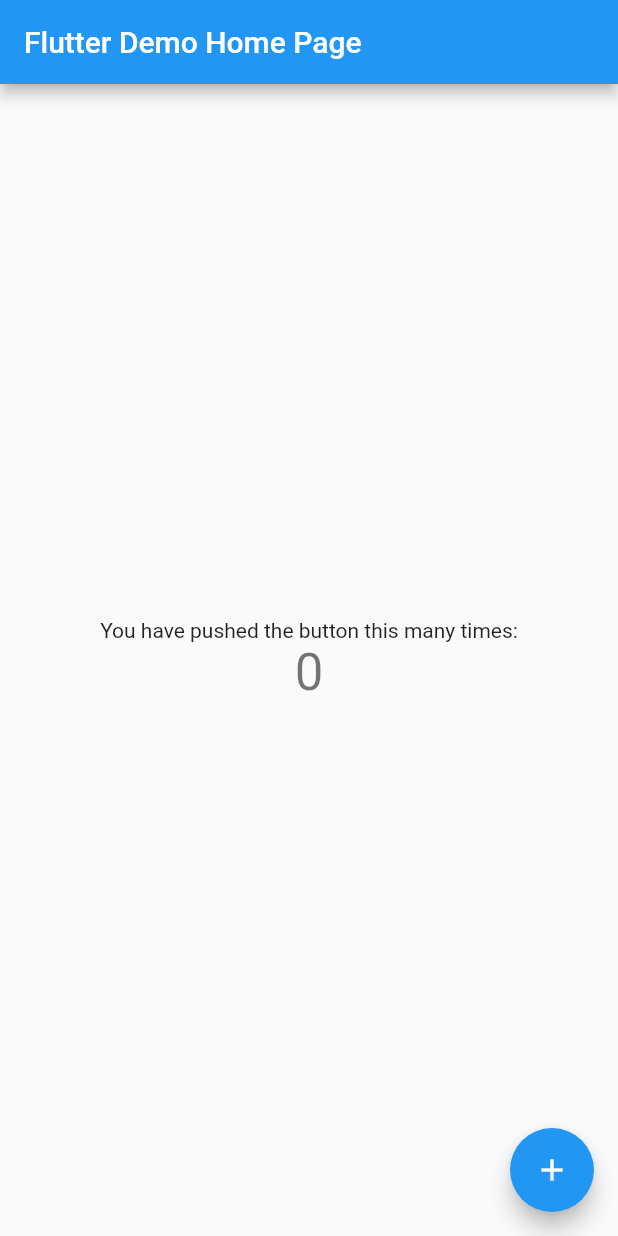
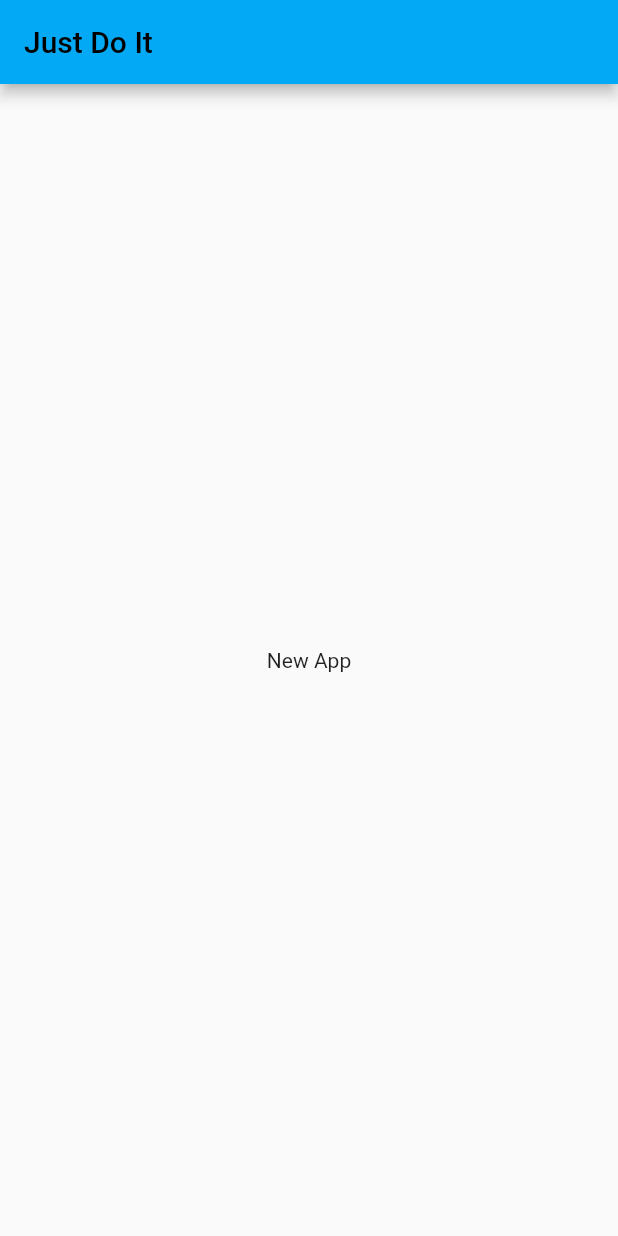
Before and after one commit to MrBon9/clean_arch, a Flutter app: the screen it shows after launch, on a phone screen of 412 x 824 dp. Run offline on Flutter 3.47's test engine with Material 2 defaults, Android fonts, the phone set to English and light mode, and no system bars.

Commit message:
CHANGED: testing text

```diff
--- a/lib/main.dart
+++ b/lib/main.dart
@@ -11,56 +11,23 @@ class MyApp extends StatelessWidget {
   @override
   Widget build(BuildContext context) {
     return MaterialApp(
-      title: 'Flutter Demo',
+      title: 'New Project',
       theme: ThemeData(
-        // This is the theme of your application.
-        //
-        // Try running your application with "flutter run". You'll see the
-        // application has a blue toolbar. Then, without quitting the app, try
-        // changing the primarySwatch below to Colors.green and then invoke
-        // "hot reload" (press "r" in the console where you ran "flutter run",
-        // or simply save your changes to "hot reload" in a Flutter IDE).
-        // Notice that the counter didn't reset back to zero; the application
-        // is not restarted.
-        primarySwatch: Colors.blue,
+        primarySwatch: Colors.lightBlue,
       ),
-      home: const MyHomePage(title: 'Flutter Demo Home Page'),
+      home: const MyHomePage(),
     );
   }
 }
 
 class MyHomePage extends StatefulWidget {
-  const MyHomePage({super.key, required this.title});
-
-  // This widget is the home page of your application. It is stateful, meaning
-  // that it has a State object (defined below) that contains fields that affect
-  // how it looks.
-
-  // This class is the configuration for the state. It holds the values (in this
-  // case the title) provided by the parent (in this case the App widget) and
-  // used by the build method of the State. Fields in a Widget subclass are
-  // always marked "final".
-
-  final String title;
+  const MyHomePage({super.key});
 
   @override
   State<MyHomePage> createState() => _MyHomePageState();
 }
 
 class _MyHomePageState extends State<MyHomePage> {
-  int _counter = 0;
-
-  void _incrementCounter() {
-    setState(() {
-      // This call to setState tells the Flutter framework that something has
-      // changed in this State, which causes it to rerun the build method below
-      // so that the display can reflect the updated values. If we changed
-      // _counter without calling setState(), then the build method would not be
-      // called again, and so nothing would appear to happen.
-      _counter++;
-    });
-  }
-
   @override
   Widget build(BuildContext context) {
     // This method is rerun every time setState is called, for instance as done
@@ -71,45 +38,18 @@ class _MyHomePageState extends State<MyHomePage> {
     // than having to individually change instances of widgets.
     return Scaffold(
       appBar: AppBar(
-        // Here we take the value from the MyHomePage object that was created by
-        // the App.build method, and use it to set our appbar title.
-        title: Text(widget.title),
+        title: Text('Just Do It'),
       ),
       body: Center(
-        // Center is a layout widget. It takes a single child and positions it
-        // in the middle of the parent.
         child: Column(
-          // Column is also a layout widget. It takes a list of children and
-          // arranges them vertically. By default, it sizes itself to fit its
-          // children horizontally, and tries to be as tall as its parent.
-          //
-          // Invoke "debug painting" (press "p" in the console, choose the
-          // "Toggle Debug Paint" action from the Flutter Inspector in Android
-          // Studio, or the "Toggle Debug Paint" command in Visual Studio Code)
-          // to see the wireframe for each widget.
-          //
-          // Column has various properties to control how it sizes itself and
-          // how it positions its children. Here we use mainAxisAlignment to
-          // center the children vertically; the main axis here is the vertical
-          // axis because Columns are vertical (the cross axis would be
-          // horizontal).
           mainAxisAlignment: MainAxisAlignment.center,
           children: <Widget>[
             const Text(
-              'You have pushed the button this many times:',
-            ),
-            Text(
-              '$_counter',
-              style: Theme.of(context).textTheme.headline4,
+              'New App',
             ),
           ],
         ),
       ),
-      floatingActionButton: FloatingActionButton(
-        onPressed: _incrementCounter,
-        tooltip: 'Increment',
-        child: const Icon(Icons.add),
-      ), // This trailing comma makes auto-formatting nicer for build methods.
     );
   }
 }
```
